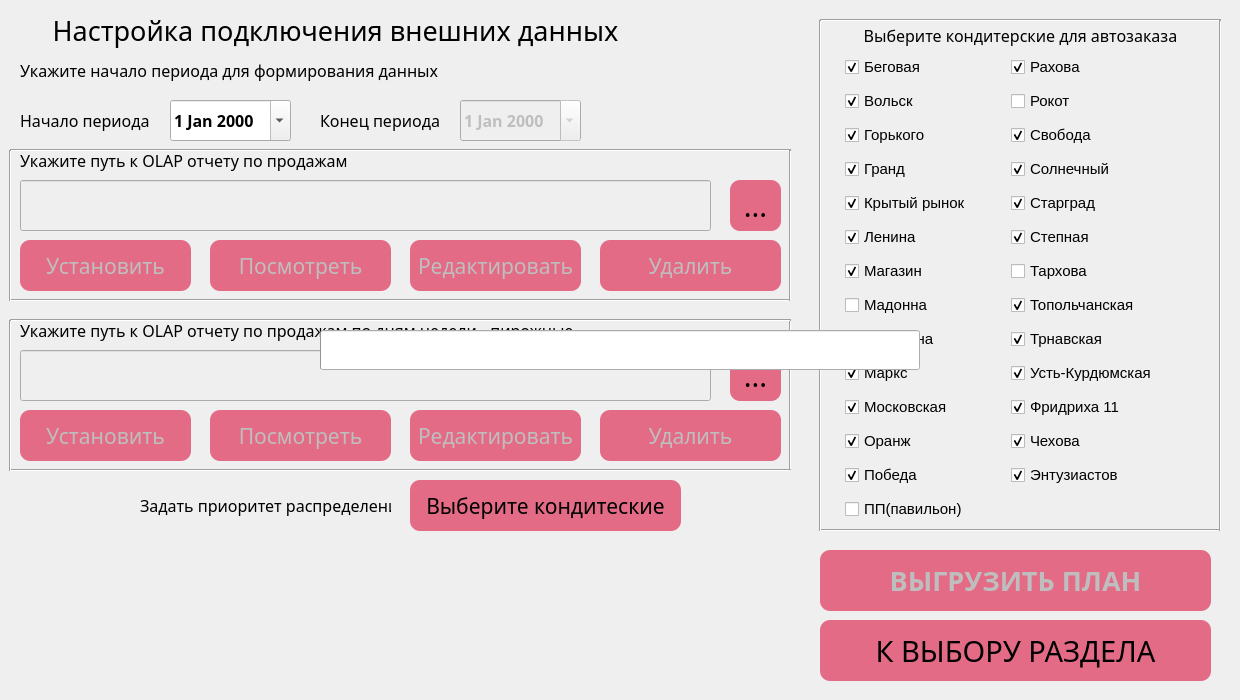
PavelZagumenkin/Malina_Orders_v1, file ui/pie.ui: the form before one commit.
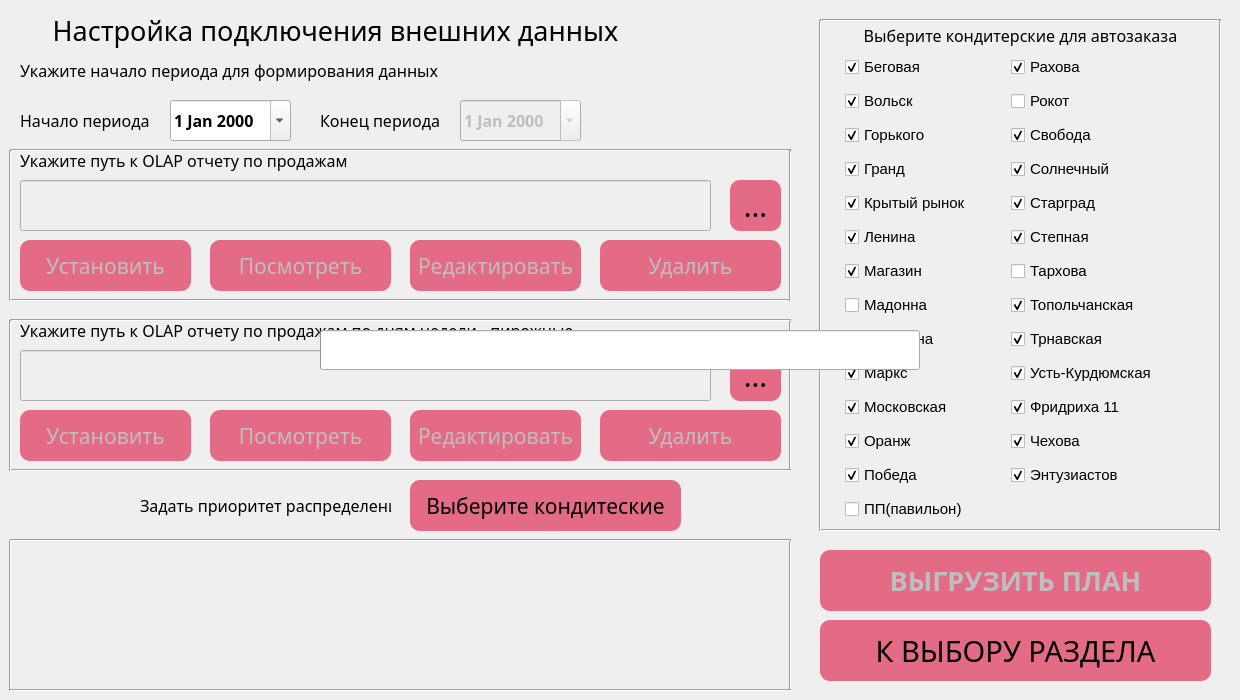
The form after the commit. Icons and pictures are not drawn.

Commit message: Реализовано возможность создавать приоритетный список кондитерских для распределения разницы планов, список хранится в переменной pointsPrioritet

Patch:
```diff
--- a/ui/pie.ui
+++ b/ui/pie.ui
@@ -1504,12 +1504,83 @@
     <property name="geometry">
      <rect>
       <x>20</x>
-      <y>540</y>
+      <y>550</y>
       <width>761</width>
       <height>141</height>
      </rect>
     </property>
-    <layout class="QFormLayout" name="form_prioritet"/>
+    <layout class="QGridLayout" name="grid_prioritet">
+     <property name="leftMargin">
+      <number>15</number>
+     </property>
+     <property name="topMargin">
+      <number>5</number>
+     </property>
+     <property name="rightMargin">
+      <number>15</number>
+     </property>
+     <property name="bottomMargin">
+      <number>5</number>
+     </property>
+     <property name="horizontalSpacing">
+      <number>40</number>
+     </property>
+     <property name="verticalSpacing">
+      <number>10</number>
+     </property>
+    </layout>
+   </widget>
+   <widget class="Line" name="line_12">
+    <property name="geometry">
+     <rect>
+      <x>0</x>
+      <y>540</y>
+      <width>20</width>
+      <height>151</height>
+     </rect>
+    </property>
+    <property name="orientation">
+     <enum>Qt::Vertical</enum>
+    </property>
+   </widget>
+   <widget class="Line" name="line_13">
+    <property name="geometry">
+     <rect>
+      <x>780</x>
+      <y>540</y>
+      <width>20</width>
+      <height>151</height>
+     </rect>
+    </property>
+    <property name="orientation">
+     <enum>Qt::Vertical</enum>
+    </property>
+   </widget>
+   <widget class="Line" name="line_14">
+    <property name="geometry">
+     <rect>
+      <x>10</x>
+      <y>530</y>
+      <width>781</width>
+      <height>20</height>
+     </rect>
+    </property>
+    <property name="orientation">
+     <enum>Qt::Horizontal</enum>
+    </property>
+   </widget>
+   <widget class="Line" name="line_15">
+    <property name="geometry">
+     <rect>
+      <x>10</x>
+      <y>680</y>
+      <width>781</width>
+      <height>20</height>
+     </rect>
+    </property>
+    <property name="orientation">
+     <enum>Qt::Horizontal</enum>
+    </property>
    </widget>
   </widget>
  </widget>
```
Left out of the diff: 2 changed lines with no effect on the pictures. The commit also changes 4 other files.
